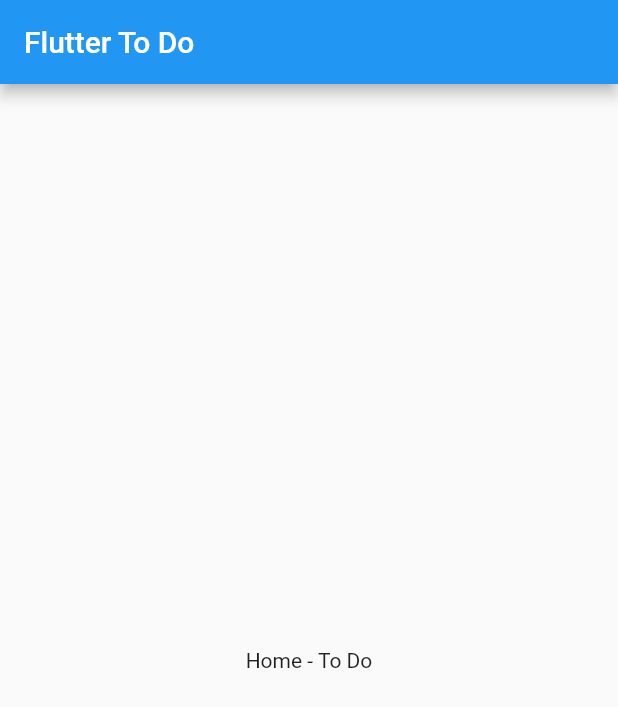
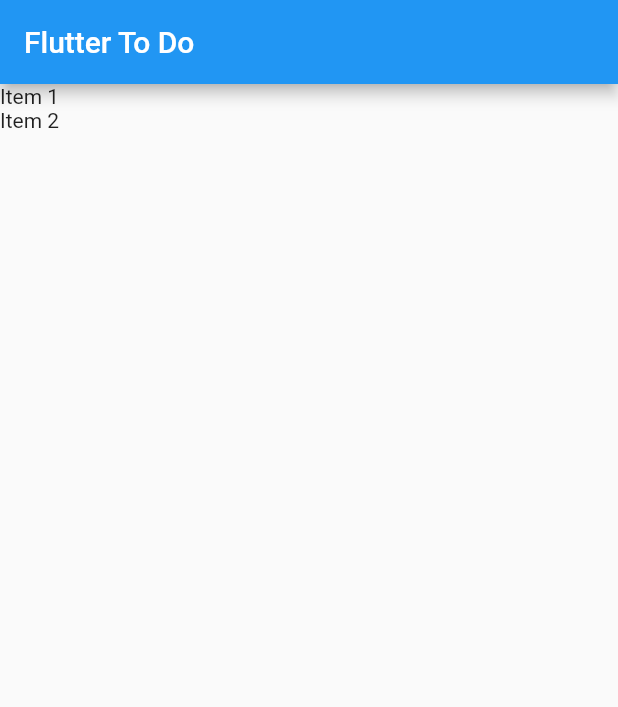
Before and after one commit to wendellarnald/flutter-to-do, a Flutter app: the screen it shows after launch, on a phone screen of 412 x 824 dp. Shown: the top 707 px of the screen. Run offline on Flutter 3.47's test engine with Material 2 defaults, Android fonts, the phone set to English and light mode, and no system bars.

Commit message:
Include fixed list and display on screen

```diff
--- a/lib/main.dart
+++ b/lib/main.dart
@@ -1,4 +1,5 @@
 import 'package:flutter/material.dart';
+import 'package:todo/models/item.dart';
 
 void main() => runApp(App());
 
@@ -16,17 +17,31 @@ class App extends StatelessWidget {
   }
 }
 
-class HomePage extends StatelessWidget {
+class HomePage extends StatefulWidget {
+  var items = new List<Item>();
+
+  HomePage() {
+    items = [];
+    items.add(Item(title: "Item 1", done: false));
+    items.add(Item(title: "Item 2", done: true));
+  }
+
+  @override
+  _HomePageState createState() => _HomePageState();
+}
+
+class _HomePageState extends State<HomePage> {
   @override
   Widget build(BuildContext context) {
     return Scaffold(
       appBar: AppBar(
         title: Text("Flutter To Do"),
       ),
-      body: Container(
-        child: Center(
-          child: Text("Home - To Do"),
-        ),
+      body: ListView.builder(
+        itemCount: widget.items.length,
+        itemBuilder: (context, index) {
+          return Text(widget.items[index].title);
+        },
       ),
     );
   }
```
